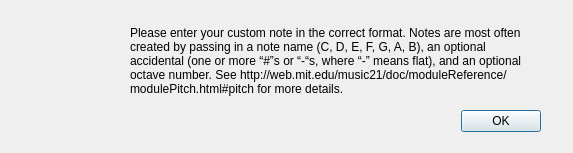
Before: the Qt Designer form cpp/dialog2.ui in AD98/MIR-ROR, drawn with Qt 5.
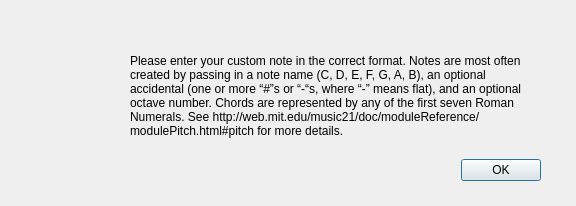
After: the same form once the commit is applied. Icons and pictures are not drawn.

Diff of the .ui file:
```diff
--- a/cpp/dialog2.ui
+++ b/cpp/dialog2.ui
@@ -6,8 +6,8 @@
    <rect>
     <x>0</x>
     <y>0</y>
-    <width>573</width>
-    <height>153</height>
+    <width>576</width>
+    <height>206</height>
    </rect>
   </property>
   <property name="windowTitle">
@@ -19,11 +19,11 @@
      <x>130</x>
      <y>20</y>
      <width>411</width>
-     <height>81</height>
+     <height>151</height>
     </rect>
    </property>
    <property name="text">
-    <string>Please enter your custom note in the correct format. Notes are most often created by passing in a note name (C, D, E, F, G, A, B), an optional accidental (one or more “#”s or “-“s, where “-” means flat), and an optional octave number. See http://web.mit.edu/music21/doc/moduleReference/modulePitch.html#pitch for more details.</string>
+    <string>Please enter your custom note in the correct format. Notes are most often created by passing in a note name (C, D, E, F, G, A, B), an optional accidental (one or more “#”s or “-“s, where “-” means flat), and an optional octave number. Chords are represented by any of the first seven Roman Numerals. See http://web.mit.edu/music21/doc/moduleReference/modulePitch.html#pitch for more details.</string>
    </property>
    <property name="wordWrap">
     <bool>true</bool>
@@ -36,7 +36,7 @@
    <property name="geometry">
     <rect>
      <x>30</x>
-     <y>101</y>
+     <y>150</y>
      <width>511</width>
      <height>41</height>
     </rect>
```
